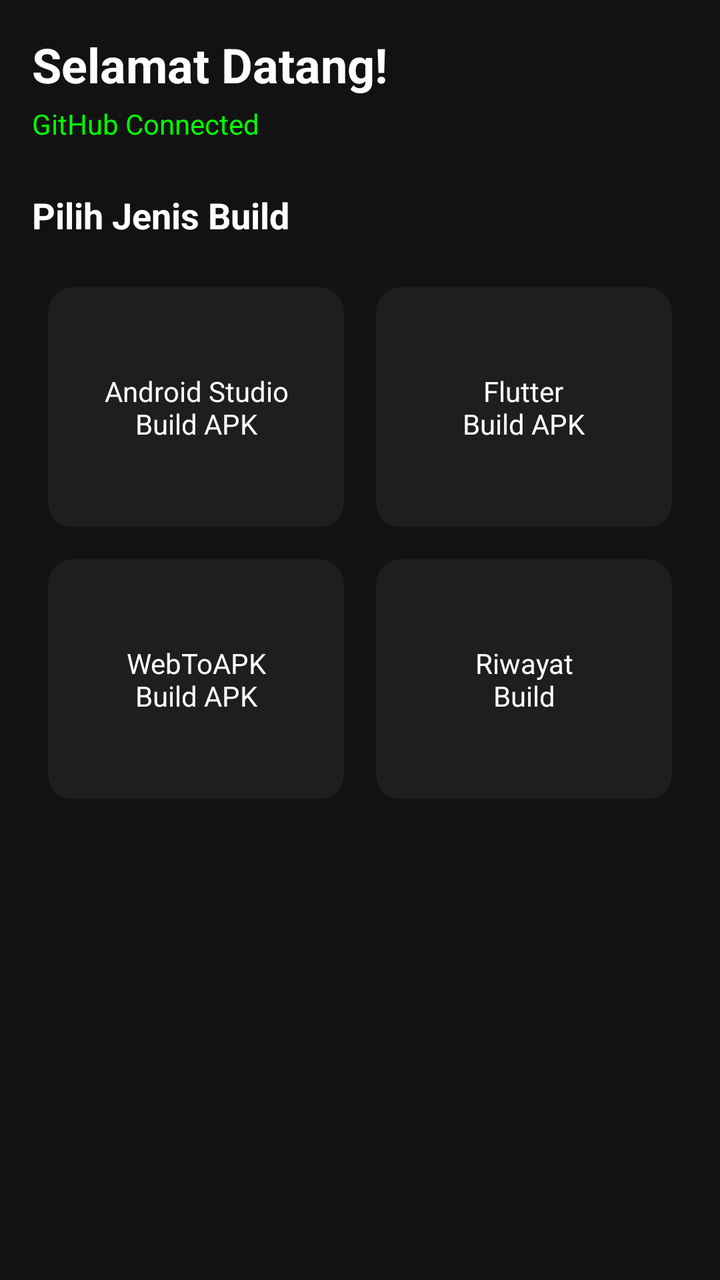
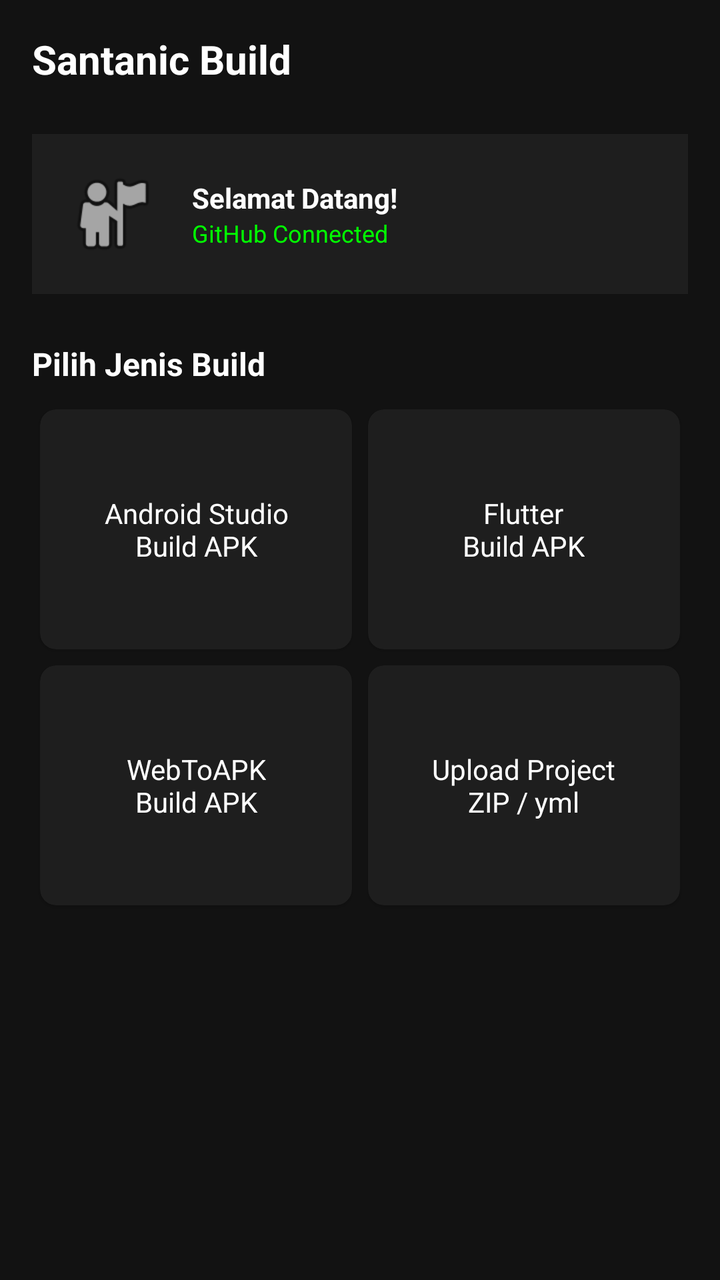

Before-and-after screenshots of an Android layout around one commit, followed by the original layout XML and the change that was made.
<!-- AndroidManifest.xml: application theme Theme.SantanicBuild -->
<!-- res/layout/activity_main.xml -->
<?xml version="1.0" encoding="utf-8"?>
<ScrollView xmlns:android="http://schemas.android.com/apk/res/android"
    android:layout_width="match_parent" android:layout_height="match_parent"
    android:background="#121212">
    <LinearLayout android:layout_width="match_parent" android:layout_height="wrap_content"
        android:orientation="vertical" android:padding="16dp">

        <TextView android:layout_width="wrap_content" android:layout_height="wrap_content"
            android:text="Selamat Datang!" android:textColor="#FFFFFF" android:textSize="24sp" android:textStyle="bold"/>
        <TextView android:id="@+id/tvUsername" android:layout_width="wrap_content" android:layout_height="wrap_content"
            android:text="GitHub Connected" android:textColor="#00FF00" android:layout_marginTop="4dp"/>

        <TextView android:layout_width="wrap_content" android:layout_height="wrap_content"
            android:text="Pilih Jenis Build" android:textColor="#FFFFFF" android:textSize="18sp"
            android:textStyle="bold" android:layout_marginTop="24dp"/>

        <GridLayout android:layout_width="match_parent" android:layout_height="wrap_content"
            android:columnCount="2" android:layout_marginTop="16dp">

            <com.google.android.material.card.MaterialCardView android:id="@+id/cardAndroid"
                android:layout_width="0dp" android:layout_height="120dp" android:layout_columnWeight="1"
                android:layout_margin="8dp" android:backgroundTint="#1E1E1E" app:cardCornerRadius="12dp"
                xmlns:app="http://schemas.android.com/apk/res-auto">
                <TextView android:layout_width="wrap_content" android:layout_height="wrap_content"
                    android:text="Android Studio\nBuild APK" android:textColor="#FFFFFF"
                    android:layout_gravity="center" android:gravity="center"/>
            </com.google.android.material.card.MaterialCardView>

            <com.google.android.material.card.MaterialCardView android:id="@+id/cardFlutter"
                android:layout_width="0dp" android:layout_height="120dp" android:layout_columnWeight="1"
                android:layout_margin="8dp" android:backgroundTint="#1E1E1E" app:cardCornerRadius="12dp"
                xmlns:app="http://schemas.android.com/apk/res-auto">
                <TextView android:layout_width="wrap_content" android:layout_height="wrap_content"
                    android:text="Flutter\nBuild APK" android:textColor="#FFFFFF"
                    android:layout_gravity="center" android:gravity="center"/>
            </com.google.android.material.card.MaterialCardView>

            <com.google.android.material.card.MaterialCardView android:id="@+id/cardWeb"
                android:layout_width="0dp" android:layout_height="120dp" android:layout_columnWeight="1"
                android:layout_margin="8dp" android:backgroundTint="#1E1E1E" app:cardCornerRadius="12dp"
                xmlns:app="http://schemas.android.com/apk/res-auto">
                <TextView android:layout_width="wrap_content" android:layout_height="wrap_content"
                    android:text="WebToAPK\nBuild APK" android:textColor="#FFFFFF"
                    android:layout_gravity="center" android:gravity="center"/>
            </com.google.android.material.card.MaterialCardView>

            <com.google.android.material.card.MaterialCardView android:id="@+id/cardHistory"
                android:layout_width="0dp" android:layout_height="120dp" android:layout_columnWeight="1"
                android:layout_margin="8dp" android:backgroundTint="#1E1E1E" app:cardCornerRadius="12dp"
                xmlns:app="http://schemas.android.com/apk/res-auto">
                <TextView android:layout_width="wrap_content" android:layout_height="wrap_content"
                    android:text="Riwayat\nBuild" android:textColor="#FFFFFF"
                    android:layout_gravity="center" android:gravity="center"/>
            </com.google.android.material.card.MaterialCardView>
        </GridLayout>
    </LinearLayout>
</ScrollView>
<!-- resources referenced by this layout -->
<resources>
  <style name="Theme.SantanicBuild" parent="Theme.MaterialComponents.DayNight.NoActionBar">
          
          <item name="colorPrimary">#FF0000</item>
          <item name="colorPrimaryVariant">#B30000</item>
          <item name="colorOnPrimary">#FFFFFF</item>
          
          <item name="colorSecondary">#333333</item>
          <item name="colorSecondaryVariant">#1E1E1E</item>
          <item name="colorOnSecondary">#FFFFFF</item>
          
          <item name="android:statusBarColor">#121212</item>
          
          <item name="android:windowBackground">#121212</item>
      </style>
</resources>

<!-- the commit's change to res/layout/activity_main.xml (unified diff, before → after) -->
@@ -1,57 +1,162 @@
 <?xml version="1.0" encoding="utf-8"?>
 <ScrollView xmlns:android="http://schemas.android.com/apk/res/android"
-    android:layout_width="match_parent" android:layout_height="match_parent"
+    xmlns:app="http://schemas.android.com/apk/res-auto"
+    android:layout_width="match_parent"
+    android:layout_height="match_parent"
     android:background="#121212">
-    <LinearLayout android:layout_width="match_parent" android:layout_height="wrap_content"
-        android:orientation="vertical" android:padding="16dp">
 
-        <TextView android:layout_width="wrap_content" android:layout_height="wrap_content"
-            android:text="Selamat Datang!" android:textColor="#FFFFFF" android:textSize="24sp" android:textStyle="bold"/>
-        <TextView android:id="@+id/tvUsername" android:layout_width="wrap_content" android:layout_height="wrap_content"
-            android:text="GitHub Connected" android:textColor="#00FF00" android:layout_marginTop="4dp"/>
+    <LinearLayout
+        android:layout_width="match_parent"
+        android:layout_height="wrap_content"
+        android:orientation="vertical"
+        android:padding="16dp">
 
-        <TextView android:layout_width="wrap_content" android:layout_height="wrap_content"
-            android:text="Pilih Jenis Build" android:textColor="#FFFFFF" android:textSize="18sp"
-            android:textStyle="bold" android:layout_marginTop="24dp"/>
+        
+        <LinearLayout
+            android:layout_width="match_parent"
+            android:layout_height="wrap_content"
+            android:orientation="horizontal"
+            android:gravity="center_vertical"
+            android:layout_marginBottom="24dp">
+            
+            <TextView
+                android:layout_width="0dp"
+                android:layout_height="wrap_content"
+                android:layout_weight="1"
+                android:text="Santanic Build"
+                android:textColor="#FFFFFF"
+                android:textSize="20sp"
+                android:textStyle="bold"/>
+                
+            <TextView
+                android:text="Connected"
+                android:textColor="#00FF00"
+                android:textSize="12sp"/>
+        </LinearLayout>
 
-        <GridLayout android:layout_width="match_parent" android:layout_height="wrap_content"
-            android:columnCount="2" android:layout_marginTop="16dp">
+        
+        <LinearLayout
+            android:layout_width="match_parent"
+            android:layout_height="wrap_content"
+            android:background="#1E1E1E"
+            android:padding="16dp"
+            android:orientation="horizontal"
+            android:gravity="center_vertical"
+            android:layout_marginBottom="24dp">
 
-            <com.google.android.material.card.MaterialCardView android:id="@+id/cardAndroid"
-                android:layout_width="0dp" android:layout_height="120dp" android:layout_columnWeight="1"
-                android:layout_margin="8dp" android:backgroundTint="#1E1E1E" app:cardCornerRadius="12dp"
-                xmlns:app="http://schemas.android.com/apk/res-auto">
-                <TextView android:layout_width="wrap_content" android:layout_height="wrap_content"
-                    android:text="Android Studio\nBuild APK" android:textColor="#FFFFFF"
-                    android:layout_gravity="center" android:gravity="center"/>
+            <ImageView
+                android:layout_width="48dp"
+                android:layout_height="48dp"
+                android:src="@android:drawable/ic_menu_myplaces" /> 
+
+            <LinearLayout
+                android:layout_width="wrap_content"
+                android:layout_height="wrap_content"
+                android:orientation="vertical"
+                android:layout_marginStart="16dp">
+                <TextView
+                    android:id="@+id/tvUsername"
+                    android:layout_width="wrap_content"
+                    android:layout_height="wrap_content"
+                    android:text="Selamat Datang!"
+                    android:textColor="#FFFFFF"
+                    android:textStyle="bold"/>
+                <TextView
+                    android:layout_width="wrap_content"
+                    android:layout_height="wrap_content"
+                    android:text="GitHub Connected"
+                    android:textColor="#00FF00"
+                    android:textSize="12sp"/>
+            </LinearLayout>
+        </LinearLayout>
+
+        
+        <TextView
+            android:layout_width="wrap_content"
+            android:layout_height="wrap_content"
+            android:text="Pilih Jenis Build"
+            android:textColor="#FFFFFF"
+            android:textStyle="bold"
+            android:textSize="16sp"/>
+
+        <GridLayout
+            android:layout_width="match_parent"
+            android:layout_height="wrap_content"
+            android:columnCount="2"
+            android:layout_marginTop="8dp">
+
+            
+            <com.google.android.material.card.MaterialCardView
+                android:id="@+id/cardAndroid"
+                android:layout_width="0dp"
+                android:layout_height="120dp"
+                android:layout_columnWeight="1"
+                android:layout_margin="4dp"
+                app:cardBackgroundColor="#1E1E1E"
+                app:cardCornerRadius="8dp">
+                <TextView
+                    android:layout_width="wrap_content"
+                    android:layout_height="wrap_content"
+                    android:text="Android Studio\nBuild APK"
+                    android:textColor="#FFFFFF"
+                    android:layout_gravity="center"
+                    android:gravity="center"/>
             </com.google.android.material.card.MaterialCardView>
 
-            <com.google.android.material.card.MaterialCardView android:id="@+id/cardFlutter"
-                android:layout_width="0dp" android:layout_height="120dp" android:layout_columnWeight="1"
-                android:layout_margin="8dp" android:backgroundTint="#1E1E1E" app:cardCornerRadius="12dp"
-                xmlns:app="http://schemas.android.com/apk/res-auto">
-                <TextView android:layout_width="wrap_content" android:layout_height="wrap_content"
-                    android:text="Flutter\nBuild APK" android:textColor="#FFFFFF"
-                    android:layout_gravity="center" android:gravity="center"/>
+            
+            <com.google.android.material.card.MaterialCardView
+                android:id="@+id/cardFlutter"
+                android:layout_width="0dp"
+                android:layout_height="120dp"
+                android:layout_columnWeight="1"
+                android:layout_margin="4dp"
+                app:cardBackgroundColor="#1E1E1E"
+                app:cardCornerRadius="8dp">
+                <TextView
+                    android:layout_width="wrap_content"
+                    android:layout_height="wrap_content"
+                    android:text="Flutter\nBuild APK"
+                    android:textColor="#FFFFFF"
+                    android:layout_gravity="center"
+                    android:gravity="center"/>
             </com.google.android.material.card.MaterialCardView>
 
-            <com.google.android.material.card.MaterialCardView android:id="@+id/cardWeb"
-                android:layout_width="0dp" android:layout_height="120dp" android:layout_columnWeight="1"
-                android:layout_margin="8dp" android:backgroundTint="#1E1E1E" app:cardCornerRadius="12dp"
-                xmlns:app="http://schemas.android.com/apk/res-auto">
-                <TextView android:layout_width="wrap_content" android:layout_height="wrap_content"
-                    android:text="WebToAPK\nBuild APK" android:textColor="#FFFFFF"
-                    android:layout_gravity="center" android:gravity="center"/>
+            
+            <com.google.android.material.card.MaterialCardView
+                android:id="@+id/cardWeb"
+                android:layout_width="0dp"
+                android:layout_height="120dp"
+                android:layout_columnWeight="1"
+                android:layout_margin="4dp"
+                app:cardBackgroundColor="#1E1E1E"
+                app:cardCornerRadius="8dp">
+                <TextView
+                    android:layout_width="wrap_content"
+                    android:layout_height="wrap_content"
+                    android:text="WebToAPK\nBuild APK"
+                    android:textColor="#FFFFFF"
+                    android:layout_gravity="center"
+                    android:gravity="center"/>
             </com.google.android.material.card.MaterialCardView>
 
-            <com.google.android.material.card.MaterialCardView android:id="@+id/cardHistory"
-                android:layout_width="0dp" android:layout_height="120dp" android:layout_columnWeight="1"
-                android:layout_margin="8dp" android:backgroundTint="#1E1E1E" app:cardCornerRadius="12dp"
-                xmlns:app="http://schemas.android.com/apk/res-auto">
-                <TextView android:layout_width="wrap_content" android:layout_height="wrap_content"
-                    android:text="Riwayat\nBuild" android:textColor="#FFFFFF"
-                    android:layout_gravity="center" android:gravity="center"/>
+            
+            <com.google.android.material.card.MaterialCardView
+                android:id="@+id/cardHistory"
+                android:layout_width="0dp"
+                android:layout_height="120dp"
+                android:layout_columnWeight="1"
+                android:layout_margin="4dp"
+                app:cardBackgroundColor="#1E1E1E"
+                app:cardCornerRadius="8dp">
+                <TextView
+                    android:layout_width="wrap_content"
+                    android:layout_height="wrap_content"
+                    android:text="Upload Project\nZIP / yml"
+                    android:textColor="#FFFFFF"
+                    android:layout_gravity="center"
+                    android:gravity="center"/>
             </com.google.android.material.card.MaterialCardView>
+
         </GridLayout>
     </LinearLayout>
 </ScrollView>
